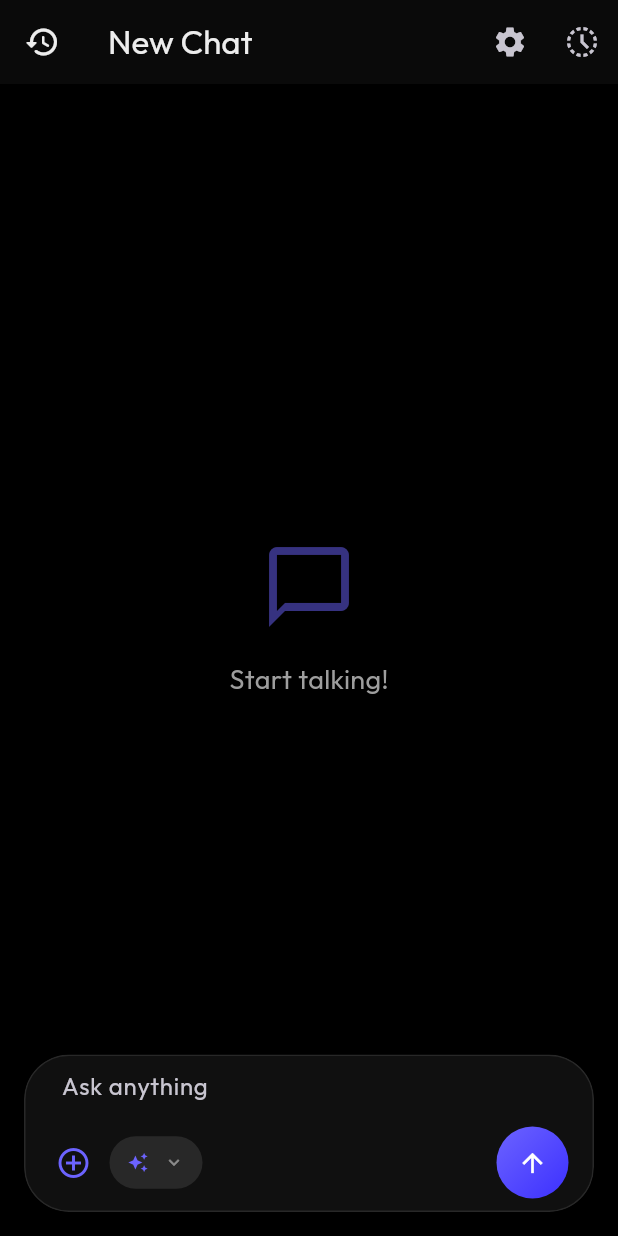
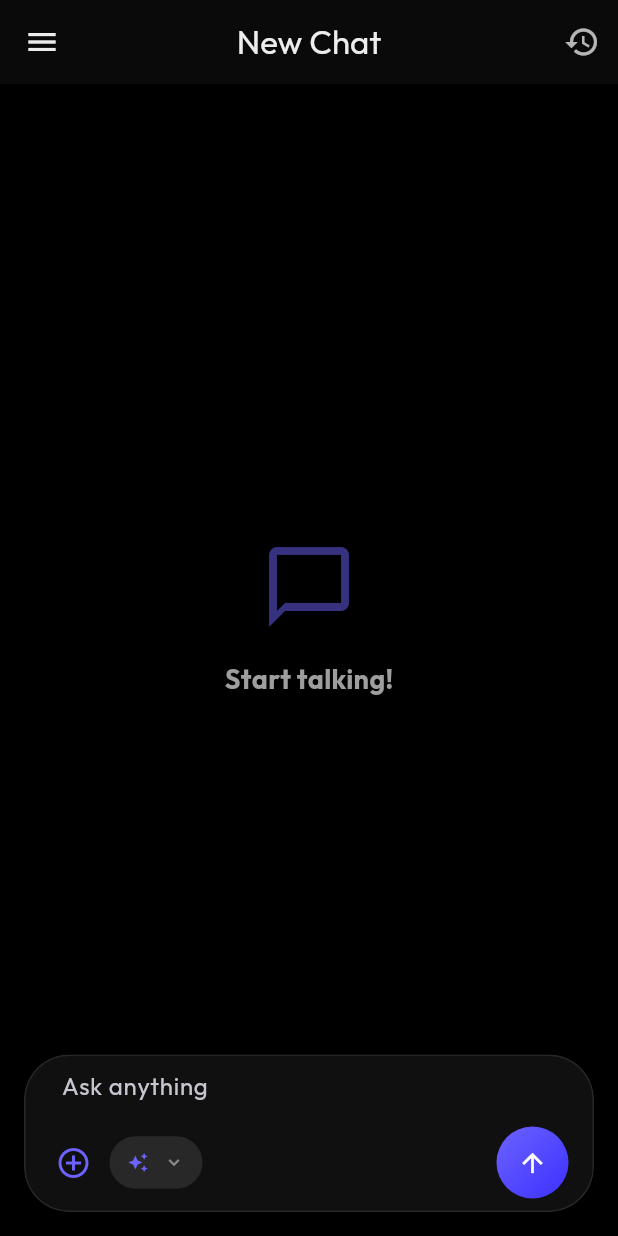
Before and after one commit to shreyashp77/ChadGPT, a Flutter app: the screen it shows after launch, on a phone screen of 412 x 824 dp. Run offline on Flutter 3.47's test engine with Material 3 defaults, Android fonts, the phone set to English and light mode, and no system bars; drawn by our look-alikes of flutter_animate; our stand-ins replace file_picker, flutter_markdown, google_fonts, image_picker, shared_preferences, sqflite; accounts and stored records are empty; network calls fail.

Commit message:
feat: Implement full-screen chat history drawer with search, rename, and delete capabilities, and update message bubble styling.

```diff
--- a/lib/screens/chat_screen.dart
+++ b/lib/screens/chat_screen.dart
@@ -2,14 +2,14 @@ import 'package:flutter/material.dart';
 import 'package:provider/provider.dart';
 import 'package:image_picker/image_picker.dart';
 import 'package:file_picker/file_picker.dart';
+import 'dart:ui' as ui;
+import 'package:flutter_animate/flutter_animate.dart';
 import '../providers/chat_provider.dart';
 import '../providers/settings_provider.dart';
 import '../models/message.dart';
-import 'dart:ui' as ui;
-import 'package:flutter_animate/flutter_animate.dart';
 import '../utils/theme.dart';
 import '../widgets/message_bubble.dart';
-import 'home_screen.dart';
+import '../widgets/app_drawer.dart';
 
 class ChatScreen extends StatefulWidget {
   const ChatScreen({super.key});
@@ -44,6 +44,11 @@ class _ChatScreenState extends State<ChatScreen> {
     // Start a new chat immediately if none exists
     WidgetsBinding.instance.addPostFrameCallback((_) {
         final chatProvider = context.read<ChatProvider>();
+        // Sync local web search state
+        setState(() {
+            _useWebSearch = context.read<SettingsProvider>().settings.useWebSearch;
+        });
+
         if (chatProvider.currentChat == null) {
             chatProvider.startNewChat();
         }
@@ -58,48 +63,28 @@ class _ChatScreenState extends State<ChatScreen> {
 
     return Scaffold(
       extendBodyBehindAppBar: true,
+      drawer: const AppDrawer(),
       appBar: AppBar(
+        centerTitle: true,
+        title: Text(currentChat?.title ?? 'Grok'),
+        actions: [
+            Consumer<ChatProvider>(
+                builder: (context, chat, _) => IconButton(
+                    icon: Icon(chat.isTempMode ? Icons.visibility_off : Icons.history,
+                        color: chat.isTempMode ? Colors.white : Colors.white70),
+                    tooltip: chat.isTempMode ? 'Turn off Incognito' : 'Turn on Incognito',
+                    onPressed: () {
+                        chat.toggleTempMode();
+                    },
+                ),
+            ),
+        ],
         flexibleSpace: ClipRRect(
              child: BackdropFilter(
                  filter: ui.ImageFilter.blur(sigmaX: 10, sigmaY: 10),
                  child: Container(color: Theme.of(context).colorScheme.surface.withValues(alpha: 0.5)),
              )
         ),
-        leading: IconButton(
-            icon: const Icon(Icons.history_rounded),
-            tooltip: 'Chat History',
-            onPressed: () {
-                Navigator.of(context).push(MaterialPageRoute(builder: (_) => const HomeScreen()));
-            },
-        ),
-        title: Column(
-          crossAxisAlignment: CrossAxisAlignment.start,
-          children: [
-            Text(currentChat?.title ?? 'New Chat'),
-            if (chatProvider.isTempMode)
-               Text('Temporary Chat', style: TextStyle(fontSize: 12, color: Colors.orangeAccent)),
-          ],
-        ),
-        actions: [
-          IconButton(
-            icon: const Icon(Icons.settings),
-            onPressed: () {
-               Navigator.of(context).pushNamed('/settings');
-            },
-          ),
-          IconButton(
-            icon: Icon(chatProvider.isTempMode ? Icons.history : Icons.history_toggle_off),
-            tooltip: 'Toggle Temp Mode',
-            onPressed: () {
-                chatProvider.toggleTempMode();
-                if (chatProvider.isTempMode) {
-                    ScaffoldMessenger.of(context).showSnackBar(const SnackBar(content: Text('Temporary Mode Enabled. Chats will not be saved.')));
-                } else {
-                    ScaffoldMessenger.of(context).showSnackBar(const SnackBar(content: Text('Saved Mode Enabled.')));
-                }
-            },
-          ),
-        ],
       ),
       body: Stack(
         children: [
@@ -110,9 +95,21 @@ class _ChatScreenState extends State<ChatScreen> {
                     child: Column(
                       mainAxisAlignment: MainAxisAlignment.center,
                       children: [
-                         Icon(Icons.chat_bubble_outline, size: 64, color: Theme.of(context).colorScheme.primary.withValues(alpha: 0.5)),
+                         Icon(
+                             chatProvider.isTempMode ? Icons.visibility_off : Icons.chat_bubble_outline,
+                             size: 64,
+                             color: Theme.of(context).colorScheme.primary.withValues(alpha: 0.5)
+                         ),
                          const SizedBox(height: 16),
-                         const Text('Start talking!', style: TextStyle(fontSize: 18, color: Colors.grey)),
+                         Text(
+                             chatProvider.isTempMode ? 'Incognito Mode' : 'Start talking!',
+                             style: const TextStyle(fontSize: 18, color: Colors.grey, fontWeight: FontWeight.bold)
+                         ),
+                         if (chatProvider.isTempMode)
+                             const Padding(
+                                 padding: EdgeInsets.only(top: 8.0),
+                                 child: Text('History is paused', style: TextStyle(fontSize: 14, color: Colors.grey)),
+                             ),
                       ],
                     )
                   )
@@ -120,7 +117,7 @@ class _ChatScreenState extends State<ChatScreen> {
                     controller: _scrollController,
                     padding: EdgeInsets.only(
                         top: MediaQuery.of(context).padding.top + kToolbarHeight + 16,
-                        bottom: 120 // Space for input area
+                        bottom: 160 // Increased space for input area
                     ),
                     itemCount: currentChat.messages.length + (chatProvider.isTyping && currentChat.messages.last.role != MessageRole.assistant ? 1 : 0),
                     itemBuilder: (context, index) {
@@ -235,7 +232,7 @@ class _ChatScreenState extends State<ChatScreen> {
                                              mainAxisSize: MainAxisSize.min,
                                              children: [
                                                 if (_useWebSearch) ...[
-                                                    const Icon(Icons.public, size: 14, color: AppTheme.accent),
+                                                    Icon(Icons.public, size: 14, color: Theme.of(context).colorScheme.primary),
                                                     const SizedBox(width: 6),
                                                 ] else ...[
                                                     Icon(Icons.auto_awesome, size: 14, color: Theme.of(context).colorScheme.primary),
```
Also changed, not shown: lib/providers/chat_provider.dart (+17 -0 lines), lib/services/database_service.dart (+10 -0 lines), lib/widgets/app_drawer.dart (added, +292 -0 lines), lib/widgets/message_bubble.dart (+2 -7 lines).
